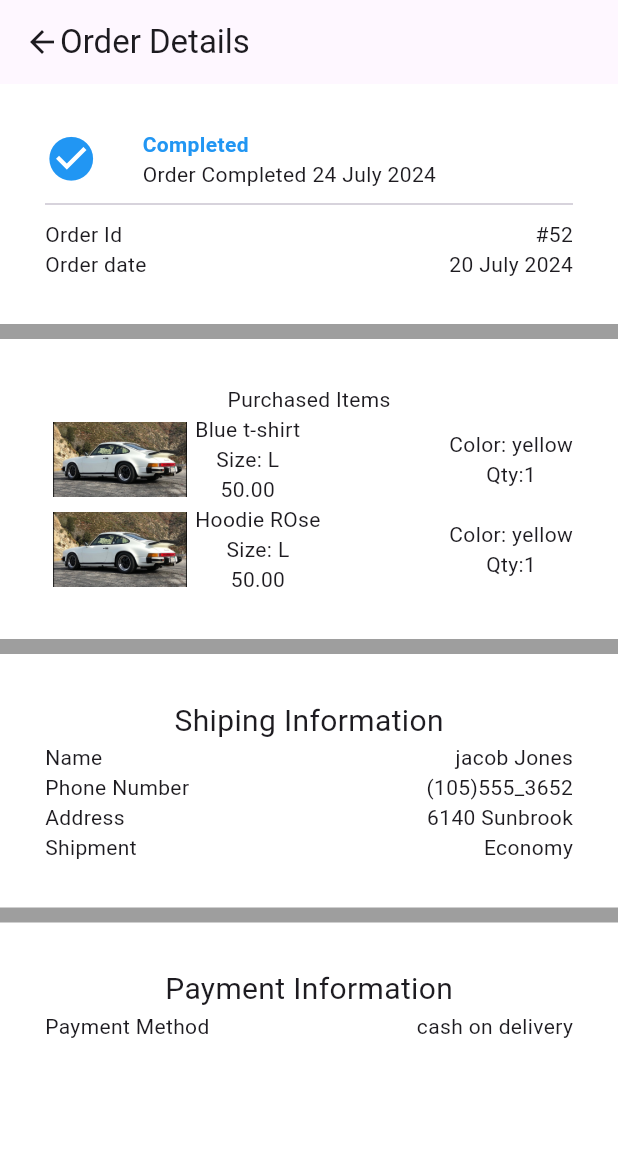
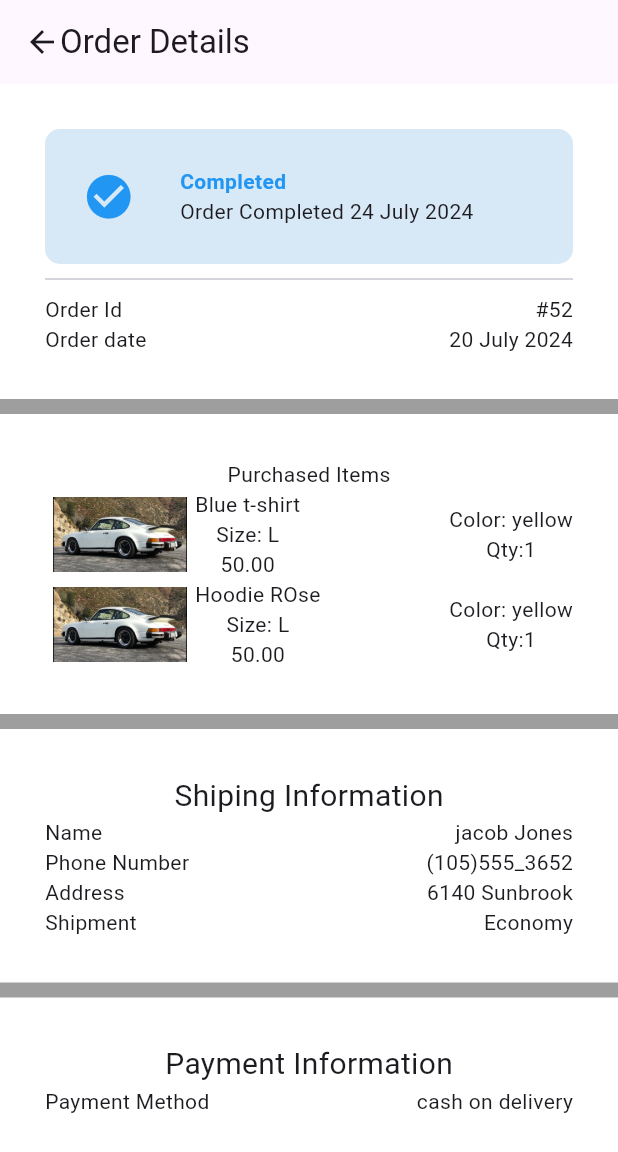
Before and after one commit to Johna210/UGR-3323-13-LAB-Exercises, a Flutter app: the screen it shows after launch, on a phone screen of 412 x 824 dp. Shown: the top 1152 px of the screen. Run offline on Flutter 3.47's test engine with Material 3 defaults, Android fonts, the phone set to English and light mode, and no system bars; missing offline and left inert: dart:ffi.

Commit message:
Modified third page

```diff
--- a/LAB2Exercises/lab2/lib/screen3.dart
+++ b/LAB2Exercises/lab2/lib/screen3.dart
@@ -17,9 +17,17 @@ class Screen3 extends StatelessWidget {
         Container(
             color: Colors.white,
             padding: const EdgeInsets.all(30.0),
-            child: const Column(
+            child: Column(
               children: [
-                Row(
+                Container(
+                  padding: const EdgeInsets.all(25),
+                  decoration: const BoxDecoration(
+                    color: Color.fromARGB(255, 215, 232, 246),
+                    borderRadius: BorderRadius.all(
+                      Radius.circular(10),
+                    ),
+                  ),
+                  child: const Row(
                     children: [
                       Icon(
                         Icons.check_circle,
@@ -36,12 +44,14 @@ class Screen3 extends StatelessWidget {
                             'Completed',
                             textAlign: TextAlign.start,
                             style: TextStyle(
-                              color: Colors.blue, fontWeight: FontWeight.bold),
+                                color: Colors.blue,
+                                fontWeight: FontWeight.bold),
                           ),
                           Text('Order Completed 24 July 2024')
                         ],
                       )
                     ],
+                  ),
                 ),
                 Divider(height: 20),
                 Row(
@@ -140,7 +150,7 @@ class Screen3 extends StatelessWidget {
         ),
         Container(
             padding: const EdgeInsets.all(30.0),
-            height: 320,
+            height: 280,
             color: Colors.white,
             child: const Column(
               children: [
```
Lines whose indentation alone changed are shown as unchanged.
